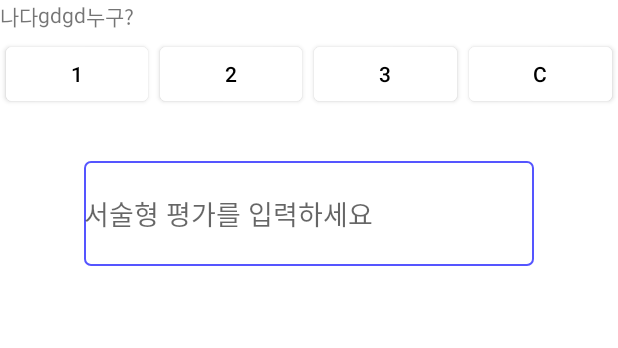
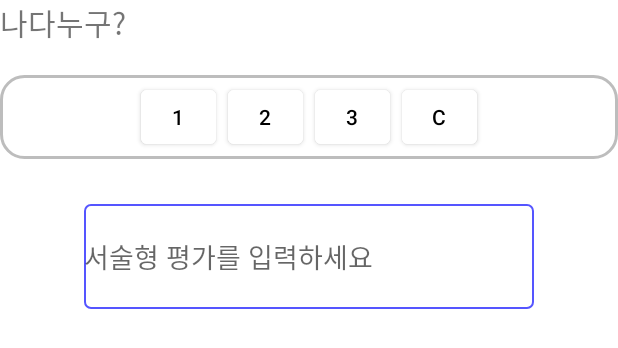
Before and after one commit to zerohoney/ECC_android, an Android app: the layout item_list.xml on its own in the app's theme, with its tools: preview values and no code run, on a phone screen of 412 x 824 dp. Shown: the top 348 px of the screen. Run offline under Robolectric (Android 15) with nearby library versions, the phone set to English and light mode, and no system bars.

Commit message:
22.04.12
버튼 색깔 변경

```diff
--- a/app/src/main/AndroidManifest.xml
+++ b/app/src/main/AndroidManifest.xml
@@ -8,7 +8,7 @@
         android:label="@string/app_name"
         android:roundIcon="@mipmap/ic_launcher_round"
         android:supportsRtl="true"
-        android:theme="@style/Theme.MyApplication">
+        android:theme="@style/Theme.Diary.NoActionBar">
         <activity
             android:name=".MainActivity"
             android:exported="true">
--- a/app/src/main/java/com/example/myapplication/MainAdapter.java
+++ b/app/src/main/java/com/example/myapplication/MainAdapter.java
@@ -38,7 +38,7 @@ public class MainAdapter extends RecyclerView.Adapter<MainAdapter.CustomViewHold
 
     @Override
     public void onBindViewHolder(@NonNull CustomViewHolder holder, int position) {
-        holder.title_id.setText(arrayList.get(position).getTitle_id());
+//        holder.title_id.setText(arrayList.get(position).getTitle_id());
         holder.id.setText(String.valueOf(arrayList.get(position).getId())+".");
         holder.content.setText(arrayList.get(position).getContent());
 
@@ -83,7 +83,7 @@ public class MainAdapter extends RecyclerView.Adapter<MainAdapter.CustomViewHold
 
         public CustomViewHolder( View itemView) {
             super(itemView);
-            this.title_id = (TextView) itemView.findViewById(R.id.profile);
+//            this.title_id = (TextView) itemView.findViewById(R.id.profile);
             this.id = (TextView) itemView.findViewById(R.id.name);
             this.content = (TextView) itemView.findViewById(R.id.name2);
 
--- /dev/null
+++ b/app/src/main/res/drawable/radius.xml
@@ -0,0 +1,12 @@
+<?xml version="1.0" encoding="utf-8"?>
+<shape xmlns:android="http://schemas.android.com/apk/res/android"
+    android:shape="rectangle" android:padding = "10dp">
+    <solid android:color="#ffffff"></solid>
+    <corners
+        android:bottomLeftRadius="15dp"
+        android:bottomRightRadius="15dp"
+        android:topLeftRadius="15dp"
+        android:topRightRadius="15dp"></corners>
+    <stroke android:width="2dp"
+        android:color="#BDBDBD"></stroke>
+</shape>
--- a/app/src/main/res/layout/activity_main.xml
+++ b/app/src/main/res/layout/activity_main.xml
@@ -51,15 +51,17 @@
         android:layout_height="0dp"
         android:scrollbarFadeDuration="0"
         android:scrollbarSize="5dp"
-        android:scrollbarThumbVertical="@android:color/darker_gray"
+        android:scrollbarThumbVertical="@color/purple_500"
         android:scrollbars="vertical"
         android:layout_weight="10"/>
 
 
     <Button
-        android:layout_width="match_parent"
+        android:layout_width="300dp"
         android:layout_height="0dp"
         android:id="@+id/btn"
+        android:layout_gravity="center"
+        android:backgroundTint="#3F7EB5"
         android:layout_weight="1"
         android:text="추가"/>
 </LinearLayout>
--- a/app/src/main/res/layout/item_list.xml
+++ b/app/src/main/res/layout/item_list.xml
@@ -15,58 +15,59 @@
             android:layout_width="wrap_content"
             android:layout_height="wrap_content"
             android:layout_gravity="left"
+            android:textSize="20dp"
             android:text="나다" />
 
-        <TextView
-            android:id="@+id/profile"
-            android:layout_width="wrap_content"
-            android:layout_height="wrap_content"
-            android:layout_gravity="left"
-            android:src="@mipmap/ic_launcher"
-            android:text="gdgd" />
+<!--        <TextView-->
+<!--            android:id="@+id/profile"-->
+<!--            android:layout_width="wrap_content"-->
+<!--            android:layout_height="wrap_content"-->
+<!--            android:layout_gravity="left"-->
+<!--            android:src="@mipmap/ic_launcher"-->
+<!--            android:textSize="20dp"-->
+<!--            android:text="gdgd" />-->
 
         <TextView
             android:id="@+id/name2"
             android:layout_width="wrap_content"
             android:layout_height="wrap_content"
-            android:layout_gravity="left"
+            android:textSize="20dp"
             android:text="누구?" />
 
     </LinearLayout>
     <LinearLayout
         android:layout_width="match_parent"
         android:layout_height="wrap_content"
+        android:layout_marginTop="20dp"
+        android:gravity="center"
+        android:background="@drawable/radius"
         android:orientation="horizontal">
         <Button
-            android:layout_width="wrap_content"
+            android:layout_width="50dp"
             android:layout_height="wrap_content"
             android:backgroundTint="@color/white"
             android:layout_margin="4dp"
-            android:layout_weight="1"
             android:text="1"
             android:textColor="@color/black"/>
         <Button
-            android:layout_width="wrap_content"
+            android:layout_width="50dp"
             android:layout_height="wrap_content"
             android:backgroundTint="@color/white"
             android:layout_margin="4dp"
-            android:layout_weight="1"
             android:text="2"
             android:textColor="@color/black"/>
         <Button
-            android:layout_width="wrap_content"
+            android:layout_width="50dp"
             android:layout_height="wrap_content"
             android:backgroundTint="@color/white"
             android:layout_margin="4dp"
-            android:layout_weight="1"
             android:text="3"
             android:textColor="@color/black"/>
         <Button
-            android:layout_width="wrap_content"
+            android:layout_width="50dp"
             android:layout_height="wrap_content"
             android:backgroundTint="@color/white"
             android:layout_margin="4dp"
-            android:layout_weight="1"
             android:text="c"
             android:textColor="@color/black"/>
 
--- a/app/src/main/res/values/themes.xml
+++ b/app/src/main/res/values/themes.xml
@@ -1,5 +1,6 @@
 <resources xmlns:tools="http://schemas.android.com/tools">
     <!-- Base application theme. -->
+    <style name="Theme.Diary.NoActionBar" parent="Theme.MaterialComponents.DayNight.NoActionBar"/>
     <style name="Theme.MyApplication" parent="Theme.MaterialComponents.DayNight.DarkActionBar">
         <!-- Primary brand color. -->
         <item name="colorPrimary">@color/purple_500</item>
```
